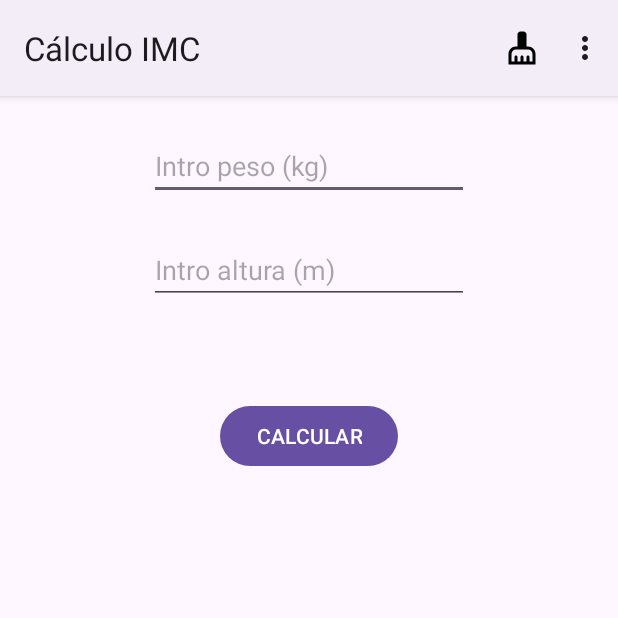
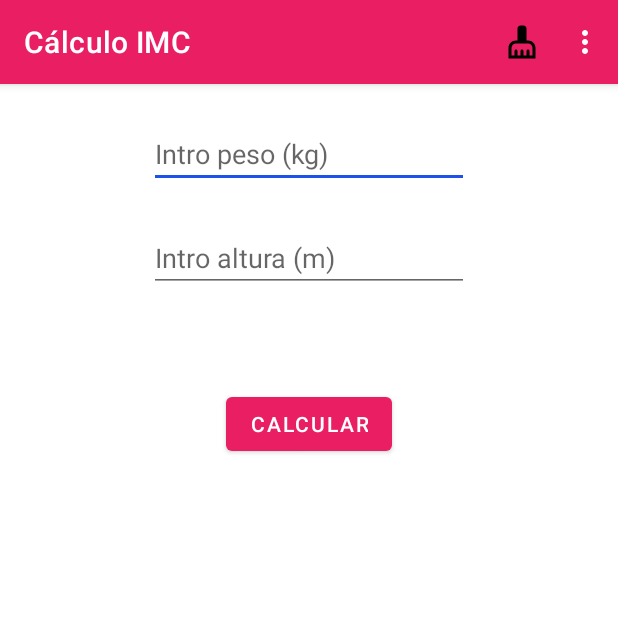
Before and after one commit to Valexx55/CNTGAndroid, an Android app: the MenuPrincipalActivity screen opened directly, with no data from a screen before it, in the side drawer, after a tap on "IMC", on a phone screen of 412 x 824 dp, the top half of it. Run offline under Robolectric (Android 15) with nearby library versions, the phone set to English and light mode, and no system bars.

Commit message:
ultima subida

```diff
--- a/app/src/main/AndroidManifest.xml
+++ b/app/src/main/AndroidManifest.xml
@@ -44,7 +44,8 @@
             android:exported="false" />
         <activity
             android:name=".login.MenuLoginActivity"
-            android:exported="true">
+            android:exported="true"
+            android:theme="@style/Base.Theme.CNTGApp.SinBarra">
             <intent-filter>
                 <action android:name="android.intent.action.MAIN" />
 
--- a/app/src/main/java/edu/val/cntgapp/login/MenuLoginActivity.kt
+++ b/app/src/main/java/edu/val/cntgapp/login/MenuLoginActivity.kt
@@ -18,7 +18,7 @@ class MenuLoginActivity : AppCompatActivity() {
         super.onCreate(savedInstanceState)
         enableEdgeToEdge()
         setContentView(R.layout.activity_menu_login)
-        supportActionBar?.hide()//oculto la barra superior AppBar ToolBar
+       // supportActionBar?.hide()//oculto la barra superior AppBar ToolBar
         //window.decorView.systemUiVisibility = View.SYSTEM_UI_FLAG_FULLSCREEN//pantalla completa
 
         ViewCompat.setOnApplyWindowInsetsListener(findViewById(R.id.main)) { v, insets ->
--- a/app/src/main/java/edu/val/cntgapp/webview/WebActivity.kt
+++ b/app/src/main/java/edu/val/cntgapp/webview/WebActivity.kt
@@ -10,7 +10,8 @@ import edu.`val`.cntgapp.R
 
 class WebActivity : AppCompatActivity() {
 
-    val urlRemota:String = "https://cntg.xunta.gal/"
+    //val urlRemota:String = "https://cntg.xunta.gal/"
+    val urlRemota:String = "https://www.google.es/"
     override fun onCreate(savedInstanceState: Bundle?) {
         super.onCreate(savedInstanceState)
         setContentView(R.layout.activity_web)
--- a/app/src/main/res/values/colors.xml
+++ b/app/src/main/res/values/colors.xml
@@ -5,4 +5,5 @@
     <color name="griscabecera">#9F9C9C</color>
     <color name="amarilloaction">#FFEB3B</color>
     <color name="fucsia">#E91E63</color>
+    <color name="marino">#1E51E9</color>
 </resources>
--- a/app/src/main/res/values/themes.xml
+++ b/app/src/main/res/values/themes.xml
@@ -1,9 +1,16 @@
 <resources xmlns:tools="http://schemas.android.com/tools">
     <!-- Base application theme. -->
-    <style name="Base.Theme.CNTGApp" parent="Theme.Material3.DayNight">
+    <style name="Base.Theme.CNTGApp" parent="Theme.MaterialComponents.DayNight.DarkActionBar">
         <!-- Customize your light theme here. -->
-        <!-- <item name="colorPrimary">@color/my_light_primary</item> -->
+        <item name="colorPrimary">@color/fucsia</item>
+        <item name="colorSecondary">@color/marino</item>
     </style>
 
     <style name="Theme.CNTGApp" parent="Base.Theme.CNTGApp" />
+
+    <style name="Base.Theme.CNTGApp.SinBarra" parent="Theme.MaterialComponents.DayNight.NoActionBar">
+        <!-- Customize your light theme here. -->
+        <item name="colorPrimary">@color/fucsia</item>
+        <item name="colorSecondary">@color/marino</item>
+    </style>
 </resources>
```
Also changed, not shown: app/src/main/res/raw/lineasfuturas.txt (added, +9 -0 lines), 1 other file.
